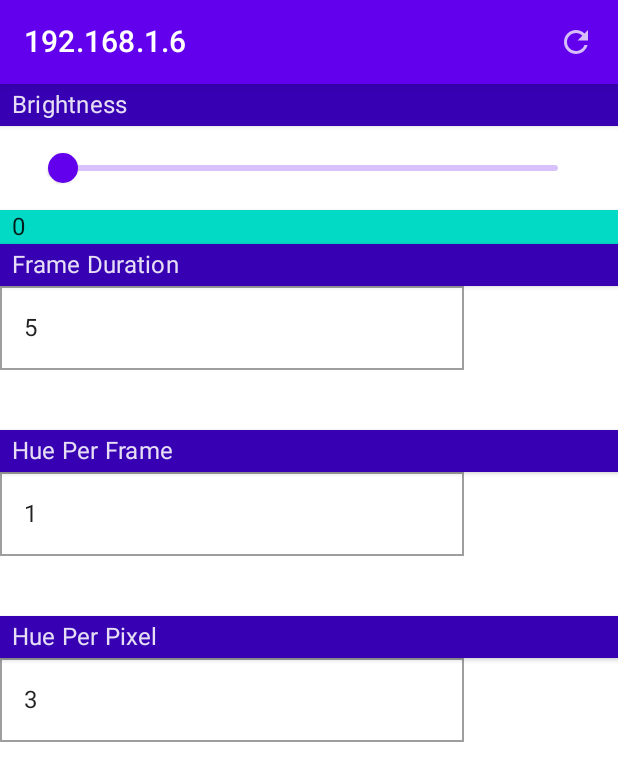
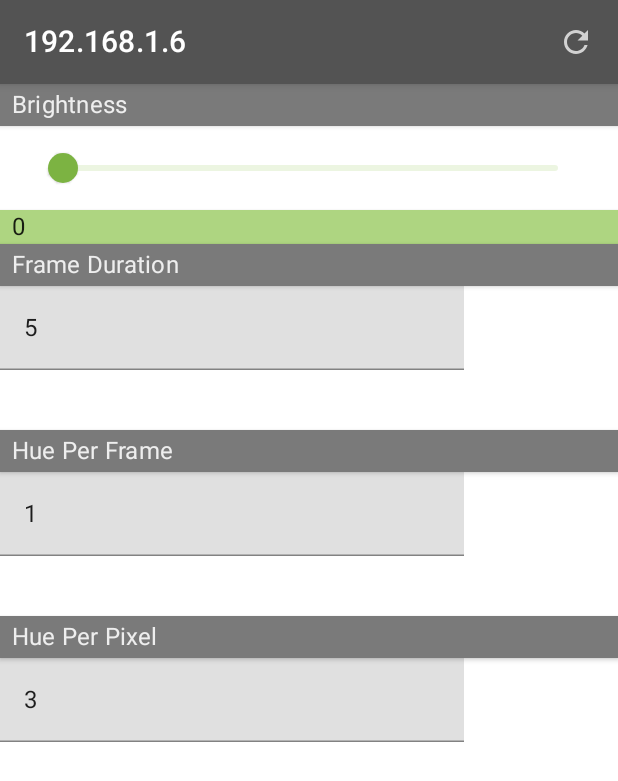
Before and after one commit to Kneelawk/LEDController1-Android, an Android app built with Jetpack Compose: the @Preview function DefaultPreview, on a phone screen of 412 x 824 dp. Shown: the top 781 px of the screen. Run offline under Robolectric (Android 15) with nearby library versions, the phone set to English and light mode, and no system bars; missing, so only their content is drawn: CompositionLocalProvider, ProvideTextStyle; network calls fail; 3 statements that could not run were skipped.

Commit message:
Re-theme app

```diff
--- a/app/src/main/kotlin/com/kneelawk/ledcontroller1/ESPLEDSActivity.kt
+++ b/app/src/main/kotlin/com/kneelawk/ledcontroller1/ESPLEDSActivity.kt
@@ -9,6 +9,7 @@ import androidx.compose.animation.ExperimentalAnimationApi
 import androidx.compose.foundation.background
 import androidx.compose.foundation.clickable
 import androidx.compose.foundation.layout.*
+import androidx.compose.foundation.text.KeyboardActions
 import androidx.compose.material.*
 import androidx.compose.material.icons.Icons
 import androidx.compose.material.icons.filled.Refresh
@@ -192,12 +193,16 @@ fun ESPControlView(esp: ESPLEDS) {
                 },
                 valueRange = 0F..255F,
                 modifier = Modifier.padding(horizontal = 32.dp, vertical = 4.dp),
-                enabled = !refreshing
+                enabled = !refreshing,
+                colors = SliderDefaults.colors(
+                    thumbColor = MaterialTheme.colors.secondary,
+                    activeTrackColor = MaterialTheme.colors.secondaryVariant
+                )
             )
 
             Surface(
                 modifier = Modifier.fillMaxWidth(),
-                color = MaterialTheme.colors.secondary,
+                color = MaterialTheme.colors.secondaryVariant,
                 elevation = 1.dp
             ) {
                 Text(
@@ -273,7 +278,12 @@ fun RenameDialog(name: String, newName: (String) -> Unit, cancel: () -> Unit) {
                     curName = it
                 }
             },
-            modifier = Modifier.fillMaxWidth()
+            modifier = Modifier.fillMaxWidth(),
+            singleLine = true,
+            keyboardActions = KeyboardActions { newName(curName) },
+            colors = TextFieldDefaults.textFieldColors(
+                focusedIndicatorColor = MaterialTheme.colors.secondary
+            )
         )
 
         Spacer(modifier = Modifier.height(8.dp))
--- a/app/src/main/kotlin/com/kneelawk/ledcontroller1/MainActivity.kt
+++ b/app/src/main/kotlin/com/kneelawk/ledcontroller1/MainActivity.kt
@@ -83,13 +83,13 @@ fun ESPView(esp: ESPLEDS) {
             if (esp.initialName.isBlank()) {
                 Text(
                     text = esp.ip,
-                    color = MaterialTheme.colors.secondaryVariant,
+                    color = MaterialTheme.colors.secondary,
                     style = MaterialTheme.typography.h6
                 )
             } else {
                 Text(
                     text = esp.initialName,
-                    color = MaterialTheme.colors.secondaryVariant,
+                    color = MaterialTheme.colors.secondary,
                     style = MaterialTheme.typography.h6,
                     modifier = Modifier.alignBy(FirstBaseline)
                 )
--- a/app/src/main/kotlin/com/kneelawk/ledcontroller1/Widgets.kt
+++ b/app/src/main/kotlin/com/kneelawk/ledcontroller1/Widgets.kt
@@ -41,7 +41,7 @@ fun Spinner(
     }
 
     Row(modifier = Modifier.height(IntrinsicSize.Min)) {
-        OutlinedTextField(
+        TextField(
             value = curText,
             onValueChange = {
                 // Changing curText causes a recompose but we don't want to recalculate curText
@@ -67,7 +67,8 @@ fun Spinner(
             shape = RectangleShape,
             enabled = enabled,
             modifier = Modifier.fillMaxWidth(0.75F),
-            singleLine = true
+            singleLine = true,
+            colors = TextFieldDefaults.textFieldColors(focusedIndicatorColor = MaterialTheme.colors.secondary)
         )
 
         Column(
@@ -87,6 +88,7 @@ fun Spinner(
                 modifier = Modifier
                     .fillMaxHeight()
                     .weight(0.5f),
+                colors = ButtonDefaults.buttonColors(backgroundColor = MaterialTheme.colors.secondary),
                 enabled = enabled
             ) {
                 Text("+1")
@@ -102,6 +104,7 @@ fun Spinner(
                 modifier = Modifier
                     .fillMaxHeight()
                     .weight(0.5f),
+                colors = ButtonDefaults.buttonColors(backgroundColor = MaterialTheme.colors.secondary),
                 enabled = enabled
             ) {
                 Text("-1")
@@ -125,6 +128,7 @@ fun Spinner(
                 modifier = Modifier
                     .fillMaxHeight()
                     .weight(0.5f),
+                colors = ButtonDefaults.buttonColors(backgroundColor = MaterialTheme.colors.secondary),
                 enabled = enabled
             ) {
                 Text("+10")
@@ -140,6 +144,7 @@ fun Spinner(
                 modifier = Modifier
                     .fillMaxHeight()
                     .weight(0.5f),
+                colors = ButtonDefaults.buttonColors(backgroundColor = MaterialTheme.colors.secondary),
                 enabled = enabled
             ) {
                 Text("-10")
--- a/app/src/main/res/values-night/themes.xml
+++ b/app/src/main/res/values-night/themes.xml
@@ -2,12 +2,13 @@
     <!-- Base application theme. -->
     <style name="Theme.LEDController1" parent="Theme.MaterialComponents.DayNight.DarkActionBar">
         <!-- Primary brand color. -->
-        <item name="colorPrimary">@color/purple_200</item>
-        <item name="colorPrimaryVariant">@color/purple_700</item>
-        <item name="colorOnPrimary">@color/black</item>
+        <item name="colorPrimary">@color/gray_500</item>
+        <item name="colorPrimaryVariant">@color/gray_700</item>
+        <item name="background">@color/gray_800</item>
+        <item name="colorOnPrimary">@color/white</item>
         <!-- Secondary brand color. -->
-        <item name="colorSecondary">@color/teal_200</item>
-        <item name="colorSecondaryVariant">@color/teal_200</item>
+        <item name="colorSecondary">@color/green_300</item>
+        <item name="colorSecondaryVariant">@color/green_600</item>
         <item name="colorOnSecondary">@color/black</item>
         <!-- Status bar color. -->
         <item name="android:statusBarColor" tools:targetApi="l">?attr/colorPrimaryVariant</item>
--- a/app/src/main/res/values/colors.xml
+++ b/app/src/main/res/values/colors.xml
@@ -1,10 +1,10 @@
 <?xml version="1.0" encoding="utf-8"?>
 <resources>
-    <color name="purple_200">#FFBB86FC</color>
-    <color name="purple_500">#FF6200EE</color>
-    <color name="purple_700">#FF3700B3</color>
-    <color name="teal_200">#FF03DAC5</color>
-    <color name="teal_700">#FF018786</color>
+    <color name="gray_500">#FF7A7A7A</color>
+    <color name="gray_700">#FF535353</color>
+    <color name="gray_800">#FF424242</color>
+    <color name="green_300">#AED581</color>
+    <color name="green_600">#7CB342</color>
     <color name="black">#FF000000</color>
     <color name="white">#FFFFFFFF</color>
 </resources>
--- a/app/src/main/res/values/themes.xml
+++ b/app/src/main/res/values/themes.xml
@@ -2,12 +2,12 @@
     <!-- Base application theme. -->
     <style name="Theme.LEDController1" parent="Theme.MaterialComponents.DayNight.DarkActionBar">
         <!-- Primary brand color. -->
-        <item name="colorPrimary">@color/purple_500</item>
-        <item name="colorPrimaryVariant">@color/purple_700</item>
+        <item name="colorPrimary">@color/gray_700</item>
+        <item name="colorPrimaryVariant">@color/gray_500</item>
         <item name="colorOnPrimary">@color/white</item>
         <!-- Secondary brand color. -->
-        <item name="colorSecondary">@color/teal_200</item>
-        <item name="colorSecondaryVariant">@color/teal_700</item>
+        <item name="colorSecondary">@color/green_600</item>
+        <item name="colorSecondaryVariant">@color/green_300</item>
         <item name="colorOnSecondary">@color/black</item>
         <!-- Status bar color. -->
         <item name="android:statusBarColor" tools:targetApi="l">?attr/colorPrimaryVariant</item>
```
Also changed, not shown: app/src/main/kotlin/com/kneelawk/ledcontroller1/ui/theme/Color.kt (+5 -4 lines), app/src/main/kotlin/com/kneelawk/ledcontroller1/ui/theme/Theme.kt (+9 -6 lines).
